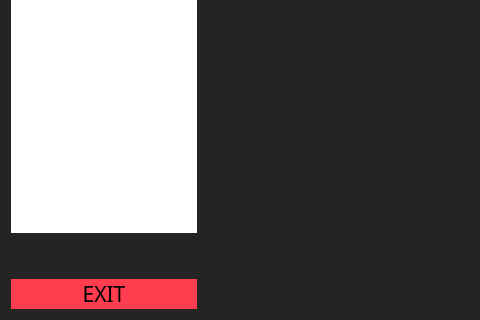
First picture: the form in mainwindow.ui, repository moevm/gui-1h2017-06, before the edit; both pictures show x 0 to 480 and y 449 to 769 of the 989 by 769 pixel window.
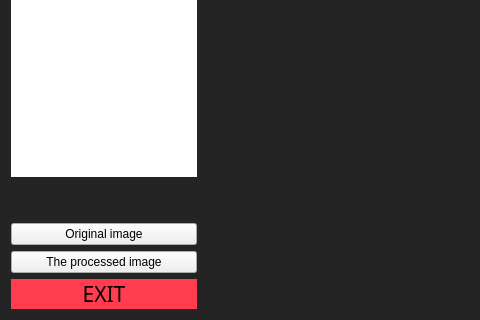
Second picture: the form after the edit. Custom widgets are drawn as their Qt base class.

Commit message: Added button to display the original image

```diff
--- a/mainwindow.ui
+++ b/mainwindow.ui
@@ -248,6 +248,20 @@
         </item>
        </layout>
       </item>
+      <item>
+       <widget class="QPushButton" name="original">
+        <property name="text">
+         <string>Original image</string>
+        </property>
+       </widget>
+      </item>
+      <item>
+       <widget class="QPushButton" name="changeImage">
+        <property name="text">
+         <string>The processed image</string>
+        </property>
+       </widget>
+      </item>
       <item>
        <widget class="QPushButton" name="pushButton_3">
         <property name="font">
```
Left out of the diff: 8 changed lines with no effect on the pictures. The commit also changes 66 other files.
